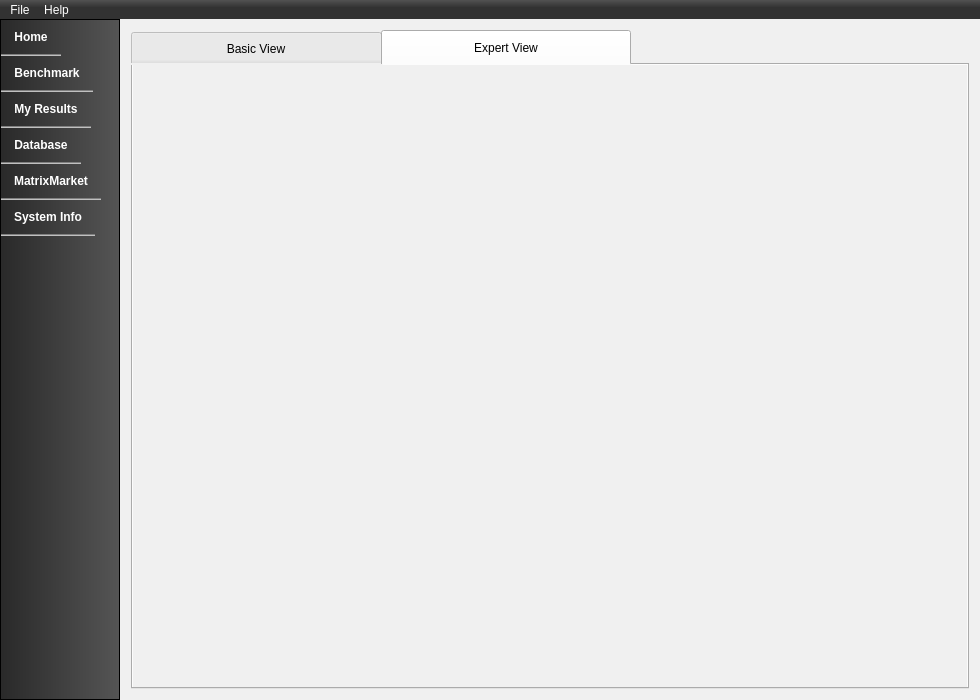
Qt form src/ui/mainwindow.ui (viennacl/viennaclbench-dev) before a commit.
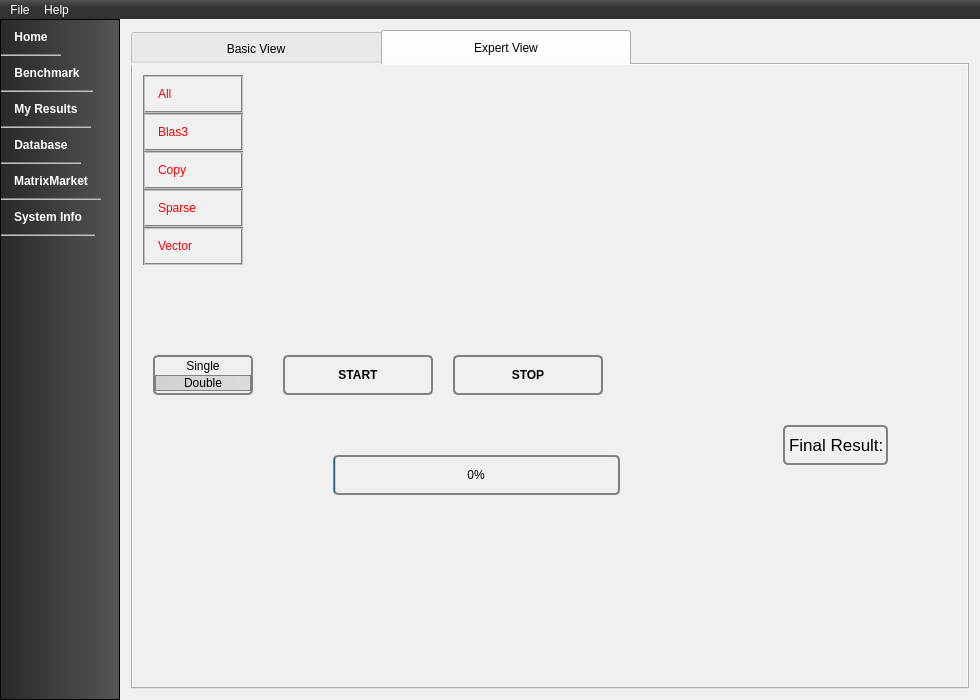
The same form after that commit. The open tabs and pages were chosen to show the change. Icons and pictures are not drawn. Custom widgets are drawn as their Qt base class.

Commit message: Multi-colored line graph; vector size set to 1.5M; added basic expert view widgets;

The edit to the form file:
```diff
--- a/src/ui/mainwindow.ui
+++ b/src/ui/mainwindow.ui
@@ -992,6 +992,583 @@
              <attribute name="title">
               <string>Expert View</string>
              </attribute>
+             <widget class="BenchmarkListWidget" name="expert_BenchmarkListWidget">
+              <property name="geometry">
+               <rect>
+                <x>10</x>
+                <y>10</y>
+                <width>100</width>
+                <height>255</height>
+               </rect>
+              </property>
+              <property name="sizePolicy">
+               <sizepolicy hsizetype="Fixed" vsizetype="MinimumExpanding">
+                <horstretch>0</horstretch>
+                <verstretch>0</verstretch>
+               </sizepolicy>
+              </property>
+              <property name="minimumSize">
+               <size>
+                <width>100</width>
+                <height>255</height>
+               </size>
+              </property>
+              <property name="maximumSize">
+               <size>
+                <width>100</width>
+                <height>255</height>
+               </size>
+              </property>
+              <property name="baseSize">
+               <size>
+                <width>0</width>
+                <height>0</height>
+               </size>
+              </property>
+              <property name="focusPolicy">
+               <enum>Qt::NoFocus</enum>
+              </property>
+              <property name="styleSheet">
+               <string notr="true">QListWidget 
+{ 
+/*background: qlineargradient(spread:pad, x1:0, y1:0, x2:1, y2:0, stop:0 rgba(41, 41, 41, 255), stop:1 rgba(85, 85, 85, 255));  */
+background: rgba(240,240,240,255);
+border: 0px;
+}
+
+QListWidget::item:hover 
+{ 
+background: qlineargradient(spread:pad, x1:0, y1:0, x2:1, y2:0, stop:0 rgba(150, 150, 150, 255), stop:1 rgba(200, 200, 200, 255));
+}
+
+QListWidget::item:selected 
+{ 
+background: qlineargradient(spread:pad, x1:0, y1:0, x2:1, y2:0, stop:0 rgba(200, 200, 200, 200), stop:1 rgba(220, 220, 220, 255)); 
+border-top: 4px groove gray; 
+color: #404040;
+}
+QIcon
+{
+background: red;selection-color: red; 
+}
+
+
+QIcon::selected
+{
+background: red;selection-color: red; 
+}
+
+QListWidget::item 
+{ 
+padding: 10px; 
+color: red; 
+border-bottom: 2px groove gray; 
+border-left: 2px groove gray; 
+border-right: 2px groove gray; 
+border-top: 2px groove gray; 
+}</string>
+              </property>
+              <property name="lineWidth">
+               <number>1</number>
+              </property>
+              <property name="verticalScrollBarPolicy">
+               <enum>Qt::ScrollBarAlwaysOff</enum>
+              </property>
+              <property name="horizontalScrollBarPolicy">
+               <enum>Qt::ScrollBarAlwaysOff</enum>
+              </property>
+              <property name="autoScroll">
+               <bool>false</bool>
+              </property>
+              <property name="autoScrollMargin">
+               <number>0</number>
+              </property>
+              <property name="editTriggers">
+               <set>QAbstractItemView::NoEditTriggers</set>
+              </property>
+              <property name="tabKeyNavigation">
+               <bool>false</bool>
+              </property>
+              <property name="selectionMode">
+               <enum>QAbstractItemView::MultiSelection</enum>
+              </property>
+              <property name="verticalScrollMode">
+               <enum>QAbstractItemView::ScrollPerItem</enum>
+              </property>
+              <property name="flow">
+               <enum>QListView::TopToBottom</enum>
+              </property>
+              <property name="isWrapping" stdset="0">
+               <bool>false</bool>
+              </property>
+              <property name="viewMode">
+               <enum>QListView::ListMode</enum>
+              </property>
+              <property name="selectionRectVisible">
+               <bool>false</bool>
+              </property>
+              <item>
+               <property name="text">
+                <string>All</string>
+               </property>
+               <property name="background">
+                <brush brushstyle="NoBrush">
+                 <color alpha="255">
+                  <red>0</red>
+                  <green>0</green>
+                  <blue>0</blue>
+                 </color>
+                </brush>
+               </property>
+               <property name="icon">
+                <iconset resource="../../resources/icons.qrc">
+                 <normaloff>:/icons/icons/checkTrue.png</normaloff>:/icons/icons/checkTrue.png</iconset>
+               </property>
+              </item>
+              <item>
+               <property name="text">
+                <string>Blas3</string>
+               </property>
+               <property name="icon">
+                <iconset resource="../../resources/icons.qrc">
+                 <normaloff>:/icons/icons/checkTrue.png</normaloff>:/icons/icons/checkTrue.png</iconset>
+               </property>
+              </item>
+              <item>
+               <property name="text">
+                <string>Copy</string>
+               </property>
+               <property name="icon">
+                <iconset resource="../../resources/icons.qrc">
+                 <normaloff>:/icons/icons/checkTrue.png</normaloff>:/icons/icons/checkTrue.png</iconset>
+               </property>
+              </item>
+              <item>
+               <property name="text">
+                <string>Sparse</string>
+               </property>
+               <property name="icon">
+                <iconset resource="../../resources/icons.qrc">
+                 <normaloff>:/icons/icons/checkTrue.png</normaloff>:/icons/icons/checkTrue.png</iconset>
+               </property>
+              </item>
+              <item>
+               <property name="text">
+                <string>Vector</string>
+               </property>
+               <property name="icon">
+                <iconset resource="../../resources/icons.qrc">
+                 <normaloff>:/icons/icons/checkTrue.png</normaloff>:/icons/icons/checkTrue.png</iconset>
+               </property>
+              </item>
+             </widget>
+             <widget class="QCustomPlot" name="expert_FinalResultPlot" native="true">
+              <property name="geometry">
+               <rect>
+                <x>160</x>
+                <y>10</y>
+                <width>521</width>
+                <height>255</height>
+               </rect>
+              </property>
+              <property name="sizePolicy">
+               <sizepolicy hsizetype="Preferred" vsizetype="MinimumExpanding">
+                <horstretch>0</horstretch>
+                <verstretch>0</verstretch>
+               </sizepolicy>
+              </property>
+              <property name="minimumSize">
+               <size>
+                <width>0</width>
+                <height>255</height>
+               </size>
+              </property>
+              <property name="maximumSize">
+               <size>
+                <width>16777215</width>
+                <height>255</height>
+               </size>
+              </property>
+             </widget>
+             <widget class="QGroupBox" name="expert_PrecisionGroupBox">
+              <property name="geometry">
+               <rect>
+                <x>20</x>
+                <y>290</y>
+                <width>100</width>
+                <height>40</height>
+               </rect>
+              </property>
+              <property name="styleSheet">
+               <string notr="true">QGroupBox
+{
+    border: 2px solid gray;
+    border-radius: 5px;
+    /*margin-top: 1ex; /* leave space at the top for the title */
+}
+/*
+QGroupBox::title  {
+     subcontrol-origin: margin;
+     subcontrol-position: top center; /* position at the top center */
+/*
+}*/
+
+QPushButton 
+{ 
+background: rgba(240,240,240,255);
+
+border-bottom: 1px groove  rgba(240,240,240,255); 
+border-left: 1px groove  rgba(240,240,240,255); 
+border-right: 1px groove  rgba(240,240,240,255); 
+border-top: 1px groove  rgba(240,240,240,255); 
+}
+
+QPushButton:hover
+{ 
+background: qlineargradient(spread:pad, x1:0, y1:0, x2:1, y2:0, stop:0 rgba(200, 200, 200, 200), stop:1 rgba(220, 220, 220, 255)); 
+border-bottom: 1px groove  rgba(240,240,240,255); 
+border-left: 1px groove  rgba(240,240,240,255); 
+border-right: 1px groove  rgba(240,240,240,255); 
+border-top: 1px groove  rgba(240,240,240,255); 
+}
+QPushButton:checked 
+{ 
+background: qlineargradient(spread:pad, x1:0, y1:0, x2:1, y2:0, stop:0 rgba(200, 200, 200, 200), stop:1 rgba(220, 220, 220, 255)); 
+border-bottom: 1px groove gray; 
+border-left: 1px groove gray; 
+border-right: 1px groove gray; 
+border-top: 1px groove gray; 
+}</string>
+              </property>
+              <property name="title">
+               <string/>
+              </property>
+              <property name="alignment">
+               <set>Qt::AlignCenter</set>
+              </property>
+              <property name="flat">
+               <bool>false</bool>
+              </property>
+              <property name="checkable">
+               <bool>false</bool>
+              </property>
+              <layout class="QGridLayout" name="gridLayout_9">
+               <property name="leftMargin">
+                <number>0</number>
+               </property>
+               <property name="topMargin">
+                <number>0</number>
+               </property>
+               <property name="rightMargin">
+                <number>0</number>
+               </property>
+               <property name="bottomMargin">
+                <number>0</number>
+               </property>
+               <property name="spacing">
+                <number>0</number>
+               </property>
+               <item row="0" column="0">
+                <widget class="QPushButton" name="expert_SingleButton">
+                 <property name="styleSheet">
+                  <string notr="true"/>
+                 </property>
+                 <property name="text">
+                  <string>Single</string>
+                 </property>
+                 <property name="icon">
+                  <iconset resource="../../resources/icons.qrc">
+                   <normaloff>:/icons/icons/empty.png</normaloff>:/icons/icons/empty.png</iconset>
+                 </property>
+                 <property name="checkable">
+                  <bool>true</bool>
+                 </property>
+                 <property name="checked">
+                  <bool>false</bool>
+                 </property>
+                 <property name="autoExclusive">
+                  <bool>false</bool>
+                 </property>
+                 <property name="default">
+                  <bool>true</bool>
+                 </property>
+                 <property name="flat">
+                  <bool>false</bool>
+                 </property>
+                </widget>
+               </item>
+               <item row="1" column="0">
+                <widget class="QPushButton" name="expert_DoubleButton">
+                 <property name="styleSheet">
+                  <string notr="true"/>
+                 </property>
+                 <property name="text">
+                  <string>Double</string>
+                 </property>
+                 <property name="icon">
+                  <iconset resource="../../resources/icons.qrc">
+                   <normaloff>:/icons/icons/checkTrue.png</normaloff>:/icons/icons/checkTrue.png</iconset>
+                 </property>
+                 <property name="checkable">
+                  <bool>true</bool>
+                 </property>
+                 <property name="checked">
+                  <bool>true</bool>
+                 </property>
+                 <property name="autoExclusive">
+                  <bool>false</bool>
+                 </property>
+                 <property name="default">
+                  <bool>true</bool>
+                 </property>
+                 <property name="flat">
+                  <bool>false</bool>
+                 </property>
+                </widget>
+               </item>
+              </layout>
+             </widget>
+             <widget class="QPushButton" name="expert_StartBenchmarkButton">
+              <property name="geometry">
+               <rect>
+                <x>150</x>
+                <y>290</y>
+                <width>150</width>
+                <height>40</height>
+               </rect>
+              </property>
+              <property name="sizePolicy">
+               <sizepolicy hsizetype="Preferred" vsizetype="Preferred">
+                <horstretch>0</horstretch>
+                <verstretch>0</verstretch>
+               </sizepolicy>
+              </property>
+              <property name="minimumSize">
+               <size>
+                <width>150</width>
+                <height>0</height>
+               </size>
+              </property>
+              <property name="maximumSize">
+               <size>
+                <width>200</width>
+                <height>155</height>
+               </size>
+              </property>
+              <property name="font">
+               <font>
+                <weight>75</weight>
+                <italic>false</italic>
+                <bold>true</bold>
+                <underline>false</underline>
+                <strikeout>false</strikeout>
+                <kerning>true</kerning>
+               </font>
+              </property>
+              <property name="styleSheet">
+               <string notr="true">QPushButton  {
+    border: 2px solid gray;
+margin: 0px;
+    border-radius: 5px;
+}
+QPushButton:hover {
+    border: 2px solid gray;
+margin: 0px;
+color: green;
+background: qlineargradient(spread:pad, x1:0, y1:0, x2:1, y2:0, stop:0 gray, stop:1 rgba(200, 200, 200, 255));
+    border-radius: 5px;
+}
+
+QPushButton:pressed 
+{
+background: qlineargradient(spread:pad, x1:0, y1:0, x2:1, y2:0, stop:0 rgba(200, 200, 200, 200), stop:1 rgba(220, 220, 220, 255)); 
+border-top: 2px groove gray; 
+color: #404040;
+}</string>
+              </property>
+              <property name="text">
+               <string>START</string>
+              </property>
+              <property name="icon">
+               <iconset resource="../../resources/icons.qrc">
+                <normaloff>:/icons/icons/start.png</normaloff>:/icons/icons/start.png</iconset>
+              </property>
+              <property name="iconSize">
+               <size>
+                <width>32</width>
+                <height>32</height>
+               </size>
+              </property>
+              <property name="flat">
+               <bool>true</bool>
+              </property>
+             </widget>
+             <widget class="QPushButton" name="expert_StopBenchmarkButton">
+              <property name="geometry">
+               <rect>
+                <x>320</x>
+                <y>290</y>
+                <width>150</width>
+                <height>40</height>
+               </rect>
+              </property>
+              <property name="sizePolicy">
+               <sizepolicy hsizetype="Preferred" vsizetype="Preferred">
+                <horstretch>0</horstretch>
+                <verstretch>0</verstretch>
+               </sizepolicy>
+              </property>
+              <property name="minimumSize">
+               <size>
+                <width>150</width>
+                <height>0</height>
+               </size>
+              </property>
+              <property name="maximumSize">
+               <size>
+                <width>200</width>
+                <height>155</height>
+               </size>
+              </property>
+              <property name="font">
+               <font>
+                <weight>75</weight>
+                <italic>false</italic>
+                <bold>true</bold>
+                <underline>false</underline>
+                <strikeout>false</strikeout>
+                <kerning>true</kerning>
+               </font>
+              </property>
+              <property name="styleSheet">
+               <string notr="true">QPushButton  {
+    border: 2px solid gray;
+margin: 0px;
+    border-radius: 5px;
+}
+QPushButton:hover {
+    border: 2px solid gray;
+margin: 0px;
+color: red;
+background: qlineargradient(spread:pad, x1:0, y1:0, x2:1, y2:0, stop:0 gray, stop:1 rgba(200, 200, 200, 255));
+    border-radius: 5px;
+}
+
+QPushButton:pressed 
+{
+background: qlineargradient(spread:pad, x1:0, y1:0, x2:1, y2:0, stop:0 rgba(200, 200, 200, 200), stop:1 rgba(220, 220, 220, 255)); 
+border-top: 2px groove gray; 
+color: #404040;
+}</string>
+              </property>
+              <property name="text">
+               <string>STOP</string>
+              </property>
+              <property name="icon">
+               <iconset resource="../../resources/icons.qrc">
+                <normaloff>:/icons/icons/stop.png</normaloff>:/icons/icons/stop.png</iconset>
+              </property>
+              <property name="iconSize">
+               <size>
+                <width>32</width>
+                <height>32</height>
+               </size>
+              </property>
+              <property name="flat">
+               <bool>true</bool>
+              </property>
+             </widget>
+             <widget class="QProgressBar" name="expert_ProgressBar">
+              <property name="geometry">
+               <rect>
+                <x>200</x>
+                <y>390</y>
+                <width>287</width>
+                <height>40</height>
+               </rect>
+              </property>
+              <property name="minimumSize">
+               <size>
+                <width>0</width>
+                <height>40</height>
+               </size>
+              </property>
+              <property name="styleSheet">
+               <string notr="true">QProgressBar  {
+    border: 2px solid gray;
+margin: 0px;
+    border-radius: 5px;
+}
+QPushButton:hover {
+    border: 2px solid gray;
+margin: 0px;
+color: green;
+background: qlineargradient(spread:pad, x1:0, y1:0, x2:1, y2:0, stop:0 gray, stop:1 rgba(200, 200, 200, 255));
+    border-radius: 5px;
+}
+
+QPushButton:pressed 
+{
+background: qlineargradient(spread:pad, x1:0, y1:0, x2:1, y2:0, stop:0 rgba(200, 200, 200, 200), stop:1 rgba(220, 220, 220, 255)); 
+border-top: 2px groove gray; 
+color: #404040;
+}</string>
+              </property>
+              <property name="maximum">
+               <number>26</number>
+              </property>
+              <property name="value">
+               <number>0</number>
+              </property>
+              <property name="alignment">
+               <set>Qt::AlignCenter</set>
+              </property>
+              <property name="textVisible">
+               <bool>true</bool>
+              </property>
+              <property name="orientation">
+               <enum>Qt::Horizontal</enum>
+              </property>
+              <property name="invertedAppearance">
+               <bool>false</bool>
+              </property>
+             </widget>
+             <widget class="QLabel" name="expert_FinalResultLabel">
+              <property name="geometry">
+               <rect>
+                <x>650</x>
+                <y>360</y>
+                <width>105</width>
+                <height>40</height>
+               </rect>
+              </property>
+              <property name="sizePolicy">
+               <sizepolicy hsizetype="Minimum" vsizetype="Minimum">
+                <horstretch>0</horstretch>
+                <verstretch>0</verstretch>
+               </sizepolicy>
+              </property>
+              <property name="font">
+               <font>
+                <pointsize>13</pointsize>
+                <weight>50</weight>
+                <bold>false</bold>
+                <underline>false</underline>
+                <strikeout>false</strikeout>
+                <kerning>true</kerning>
+               </font>
+              </property>
+              <property name="styleSheet">
+               <string notr="true">QLabel  {
+    border: 2px solid gray;
+margin: 0px;
+    border-radius: 5px;
+}</string>
+              </property>
+              <property name="text">
+               <string>Final Result:</string>
+              </property>
+             </widget>
             </widget>
            </widget>
           </item>
```
The commit also changes 4 other files.
